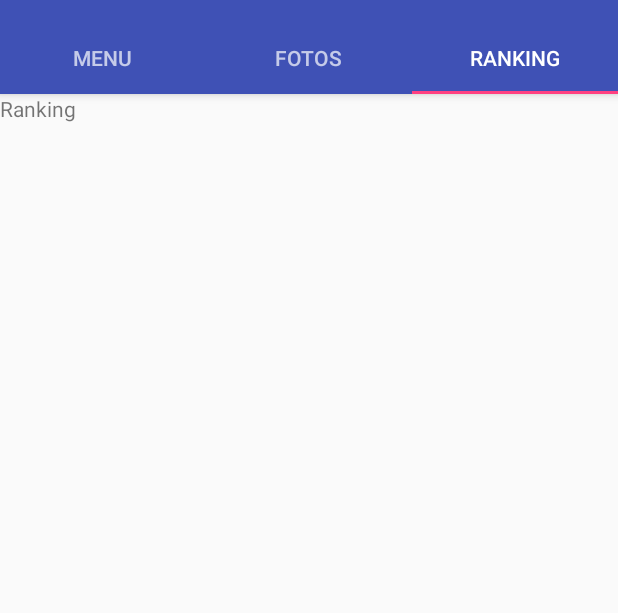
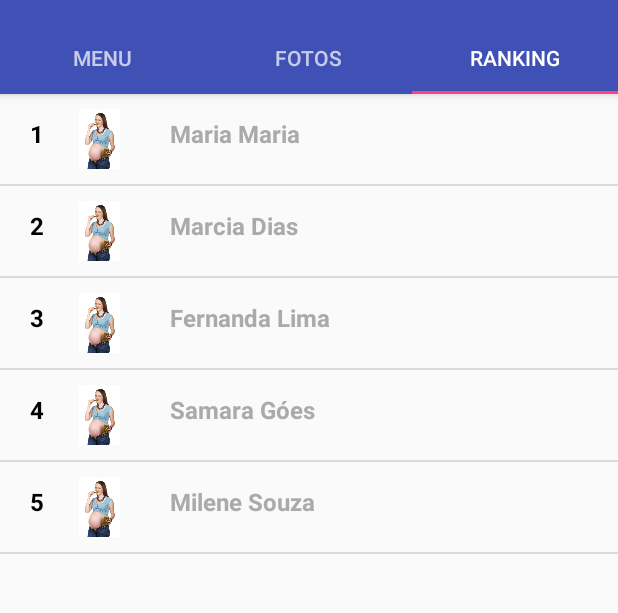
Before and after one commit to bmartinellisp/android, an Android app: the screen it shows after launch (MainActivity), tab 3 chosen, on a phone screen of 412 x 824 dp, the part 62-675 px from its top. Run offline under Robolectric (Android 15) with nearby library versions, the phone set to English and light mode, and no system bars; 2 statements that could not run were skipped.

Commit message:
Criando lista na fragment ranking

```diff
--- a/app/src/main/java/com/project/hackathon/saude/supermae/MainActivity.java
+++ b/app/src/main/java/com/project/hackathon/saude/supermae/MainActivity.java
@@ -31,7 +31,9 @@ import android.widget.TextView;
 import android.widget.Toast;
 
 import com.project.hackathon.saude.supermae.adapter.FotoCustomAdapter;
+import com.project.hackathon.saude.supermae.adapter.RankingCustomAdapter;
 import com.project.hackathon.saude.supermae.model.Foto;
+import com.project.hackathon.saude.supermae.model.Ranking;
 
 import java.util.ArrayList;
 import java.util.Collections;
@@ -41,19 +43,9 @@ import java.util.Timer;
 public class MainActivity extends AppCompatActivity
         implements NavigationView.OnNavigationItemSelectedListener {
 
-    //Properties
     private ViewPager mViewPager;
-    private FloatingActionButton fabReuniao;
-    private FloatingActionButton fabUser;
     static SectionsPagerAdapter mSectionsPagerAdapter;
-    static int selectedTab;
     DrawerLayout drawer;
-
-
-    //Dados do membro Logado
-    private ImageView headerUserImage;
-    private TextView headerUserName;
-
 
     @Override
     protected void onCreate(Bundle savedInstanceState) {
@@ -67,7 +59,6 @@ public class MainActivity extends AppCompatActivity
         mSectionsPagerAdapter = new SectionsPagerAdapter(getSupportFragmentManager());
         mViewPager = (ViewPager) findViewById(R.id.container);
         mViewPager.setAdapter(mSectionsPagerAdapter);
-
 
         drawer = (DrawerLayout) findViewById(R.id.drawer_layout);
 
@@ -142,7 +133,6 @@ public class MainActivity extends AppCompatActivity
             return fragment;
         }
 
-
         @Override
         public void onSaveInstanceState(Bundle outState) {
             super.onSaveInstanceState(outState);
@@ -153,11 +143,8 @@ public class MainActivity extends AppCompatActivity
             super.onViewStateRestored(savedInstanceState);
         }
 
-
         @Override
-        public View onCreateView(LayoutInflater inflater, ViewGroup container,
-                                 Bundle savedInstanceState) {
-
+        public View onCreateView(LayoutInflater inflater, ViewGroup container, Bundle savedInstanceState) {
             View rootView;
 
             switch (getArguments().getInt(ARG_SECTION_NUMBER)) {
@@ -188,6 +175,21 @@ public class MainActivity extends AppCompatActivity
                     break;
                 case 3:
                     rootView = inflater.inflate(R.layout.fragment_ranking, container, false);
+
+                    ListView listViewRanking;
+                    listViewRanking = (ListView) rootView.findViewById(R.id.listRanking);
+
+                    ArrayList<Ranking> rankingList;
+                    rankingList = new ArrayList<>();
+                    rankingList.add(new Ranking( 1, 1, "Maria Maria",R.drawable.mae1));
+                    rankingList.add(new Ranking( 2, 2, "Marcia Dias",R.drawable.mae2));
+                    rankingList.add(new Ranking( 3, 3, "Fernanda Lima",R.drawable.mae3));
+                    rankingList.add(new Ranking( 4, 4, "Samara Góes",R.drawable.mae2));
+                    rankingList.add(new Ranking( 5, 5, "Milene Souza",R.drawable.mae3));
+                    RankingCustomAdapter rankingCustomAdapter;
+                    rankingCustomAdapter = new RankingCustomAdapter(rankingList, getContext());
+
+                    listViewRanking.setAdapter(rankingCustomAdapter);
                     break;
                 default:
                     rootView = inflater.inflate(R.layout.fragment_menu, container, false);
@@ -210,7 +212,6 @@ public class MainActivity extends AppCompatActivity
 
         @Override
         public int getCount() {
-
             return 3;
         }
 
@@ -227,5 +228,4 @@ public class MainActivity extends AppCompatActivity
             return null;
         }
     }
-
 }
--- a/app/src/main/java/com/project/hackathon/saude/supermae/adapter/FotoCustomAdapter.java
+++ b/app/src/main/java/com/project/hackathon/saude/supermae/adapter/FotoCustomAdapter.java
@@ -38,7 +38,6 @@ public class FotoCustomAdapter extends RecyclerView.Adapter<FotoCustomAdapter.My
             ll_card_newsfeed = (LinearLayout) view.findViewById(R.id.foto_card);
         }
     }
-
 
     public FotoCustomAdapter(Context mContext, List<Foto> newsfeedList) {
         this.mContext = mContext;
--- a/app/src/main/res/layout/fragment_ranking.xml
+++ b/app/src/main/res/layout/fragment_ranking.xml
@@ -1,11 +1,14 @@
 <?xml version="1.0" encoding="utf-8"?>
-<LinearLayout xmlns:android="http://schemas.android.com/apk/res/android"
-    android:orientation="vertical" android:layout_width="match_parent"
+<RelativeLayout xmlns:android="http://schemas.android.com/apk/res/android"
+    xmlns:tools="http://schemas.android.com/tools"
+    android:orientation="vertical"
+    android:layout_width="match_parent"
     android:layout_height="match_parent">
 
-    <TextView
+    <ListView
+        android:id="@+id/listRanking"
         android:layout_width="match_parent"
-        android:layout_height="wrap_content"
-        android:text="Ranking"/>
+        android:layout_height="match_parent">
+    </ListView>
 
-</LinearLayout>
+</RelativeLayout>
--- /dev/null
+++ b/app/src/main/res/layout/row_item_ranking.xml
@@ -0,0 +1,39 @@
+<?xml version="1.0" encoding="utf-8"?>
+<LinearLayout xmlns:android="http://schemas.android.com/apk/res/android"
+    android:id="@+id/ll_linha"
+    android:layout_width="match_parent"
+    android:layout_height="wrap_content"
+    android:orientation="horizontal"
+    android:padding="10dp"
+    android:weightSum="5">
+
+    <TextView
+        android:id="@+id/tv_posicao"
+        android:layout_width="wrap_content"
+        android:layout_height="wrap_content"
+        android:layout_marginLeft="10dp"
+        android:layout_marginTop="5dp"
+        android:gravity="left"
+        android:text="Posição"
+        android:textAppearance="?android:attr/textAppearanceSmall"
+        android:textColor="@android:color/black"
+        android:textSize="16dp" />
+
+    <ImageView
+        android:id="@+id/img_mamae"
+        android:layout_width="40dp"
+        android:layout_height="40dp"
+        android:layout_gravity="center_vertical"
+        android:layout_weight="1" />
+
+    <TextView
+        android:id="@+id/tv_nome"
+        android:layout_width="150dp"
+        android:layout_height="wrap_content"
+        android:layout_marginLeft="10dp"
+        android:layout_marginTop="5dp"
+        android:text="Nome"
+        android:textColor="@android:color/darker_gray"
+        android:textSize="16dp" />
+
+</LinearLayout>
```
Also changed, not shown: app/src/main/java/com/project/hackathon/saude/supermae/adapter/RankingCustomAdapter.java (added, +110 -0 lines), app/src/main/java/com/project/hackathon/saude/supermae/model/Ranking.java (added, +56 -0 lines), app/src/main/res/anim/down_from_top.xml (added, +9 -0 lines), app/src/main/res/anim/up_from_bottom.xml (added, +12 -0 lines).
